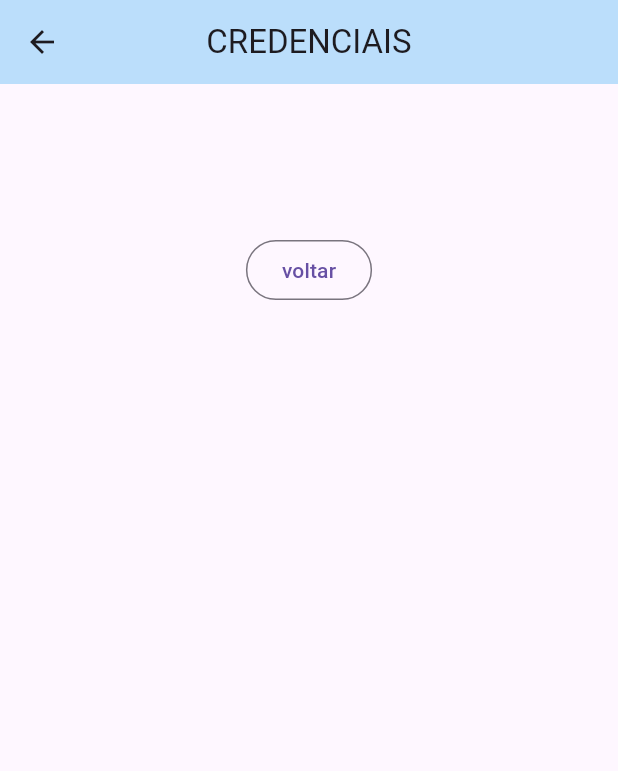
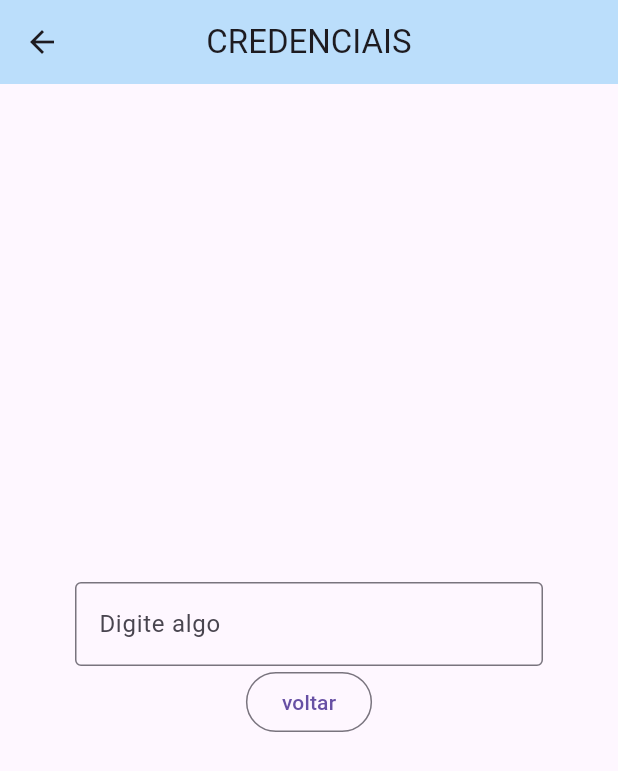
Before and after one commit to gabrielkitagawa/P1-PLOTZE, a Flutter app: the screen it shows after launch, after a tap on "LOGIN", after a tap on "credenciais do desenvolvedor", on a phone screen of 412 x 824 dp. Shown: the top 771 px of the screen. Run offline on Flutter 3.47's test engine with Material 3 defaults, Android fonts, the phone set to English and light mode, and no system bars; our stand-ins replace device_preview.

Commit message:
04/04/2024

```diff
--- a/lib/main.dart
+++ b/lib/main.dart
@@ -4,6 +4,7 @@ import 'package:device_preview/device_preview.dart';
 import 'package:flutter_application_1/view/cadastro_view.dart';
 import 'package:flutter_application_1/view/credencial_view.dart';
 import 'package:flutter_application_1/view/resenhar_view.dart';
+import 'package:flutter_application_1/view/list_view.dart';
 import 'view/login_view.dart';
 
 void main() {
@@ -29,6 +30,7 @@ class MainApp extends StatelessWidget {
         'cadastro': (context) => CadastroView(),
         'resenhar': (context) => ResenharView(),
         'credencial': (context) => CredencialView(),
+        //'lista': (context) => ListView(),
       },
     );
   }
--- a/lib/view/credencial_view.dart
+++ b/lib/view/credencial_view.dart
@@ -6,6 +6,7 @@ class CredencialView extends StatefulWidget {
   @override
   State<CredencialView> createState() => _CredencialView();
 }
+
 var formKey = GlobalKey<FormState>();
 
 //Controladores dos Campos de Texto
@@ -15,28 +16,30 @@ class CredencialView extends StatefulWidget {
 class _CredencialView extends State<CredencialView> {
   @override
   Widget build(BuildContext context) {
-    return Scaffold (
-
+    return Scaffold(
         appBar: AppBar(
-        title: Text ('CREDENCIAIS'),
+          title: Text('CREDENCIAIS'),
           centerTitle: true,
           backgroundColor: Colors.blue.shade100,
-
         ),
         body: Padding(
             padding: EdgeInsets.fromLTRB(50, 100, 50, 100),
-        child: Row(
-          mainAxisAlignment: MainAxisAlignment.center,
+            child:
+                Column(mainAxisAlignment: MainAxisAlignment.center,
                 children: [
+              TextField(
+              decoration: InputDecoration(
+                labelText: 'Digite algo',
+                border: OutlineInputBorder(),
+              ),
+            ),
+
               OutlinedButton(
                 onPressed: () {
                   Navigator.pop(context);
                 },
-              child: Text ('voltar'),
+                child: Text('voltar'),
               ),
-          ]
-        )
-      )
-    );
+            ])));
   }
 }
--- a/lib/view/login_view.dart
+++ b/lib/view/login_view.dart
@@ -115,6 +115,7 @@ class _LoginViewState extends State<LoginView> {
                       );
                     });
                   }
+                  Navigator.pushNamed(context, 'cadastro');
                 },
                 child: Text('LOGIN'),
 
```
Also changed, not shown: lib/view/list_view.dart (added, +99 -0 lines). Lines whose indentation alone changed are shown as unchanged.
